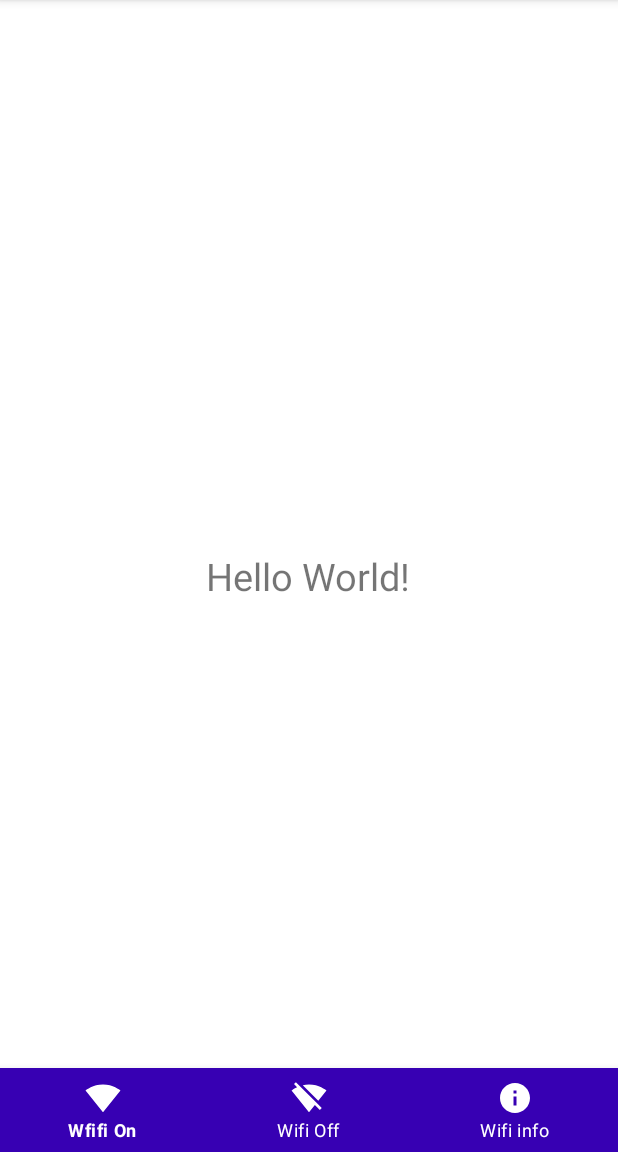
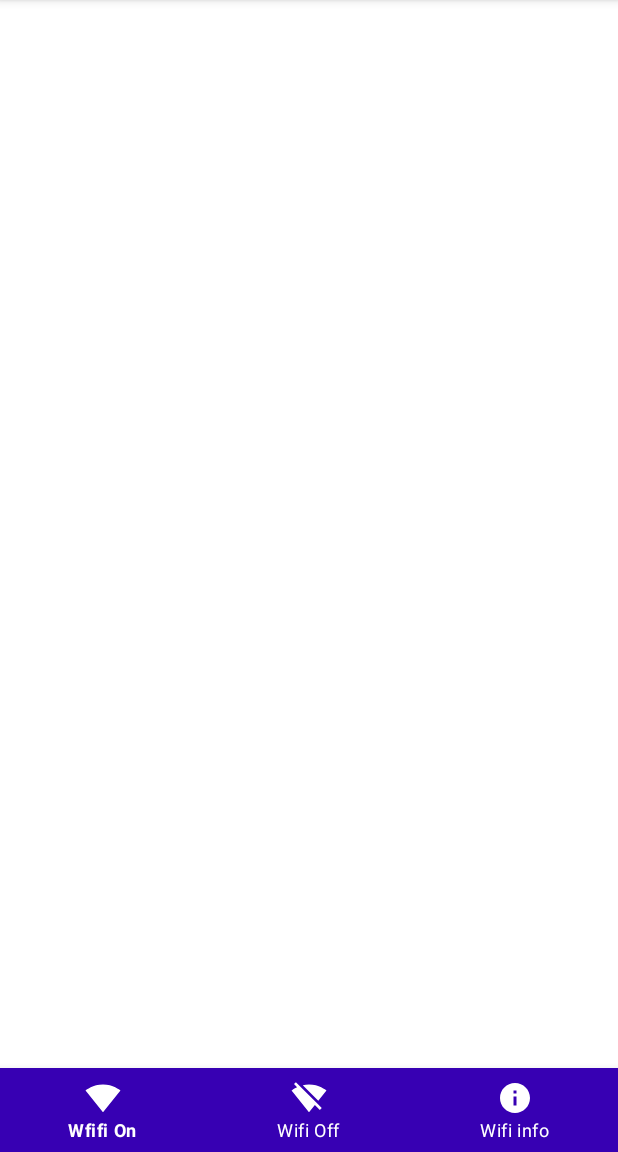
Before and after one commit to dortmundia/WifiDolgozat, an Android app: the screen it shows after launch (MainActivity), on a phone screen of 412 x 824 dp, the part 84-1236 px from its top. Run offline under Robolectric (Android 15) with nearby library versions, the phone set to English and light mode, and no system bars.

Commit message:
- hello world

```diff
--- a/app/src/main/res/layout/activity_main.xml
+++ b/app/src/main/res/layout/activity_main.xml
@@ -9,7 +9,7 @@
     <TextView
         android:layout_width="wrap_content"
         android:layout_height="wrap_content"
-        android:text="Hello World!"
+        android:text=""
         android:textSize="25sp"
         android:layout_centerVertical="true"
         android:layout_centerHorizontal="true"
```
